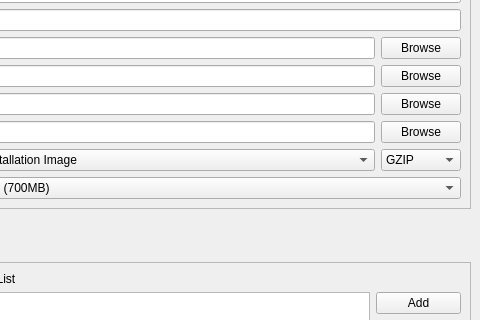
Before: the Qt Designer form kde/pardusman/gui/ui/main.ui in pars-linux/uludag, drawn with Qt 5; both pictures show x 139 to 619 and y 160 to 480 of the 619 by 702 pixel window.
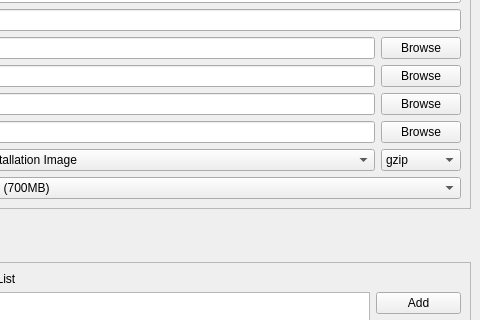
After: the same form once the commit is applied. Icons and pictures are not drawn.

Commit message: Lower combobox items

```diff
--- a/kde/pardusman/gui/ui/main.ui
+++ b/kde/pardusman/gui/ui/main.ui
@@ -208,7 +208,7 @@
           <widget class="QComboBox" name="comboCompression">
            <item>
             <property name="text">
-             <string>GZIP</string>
+             <string>gzip</string>
             </property>
            </item>
            <item>
```
Left out of the diff: 2 changed lines with no effect on the pictures. The commit also changes 1 other file.
